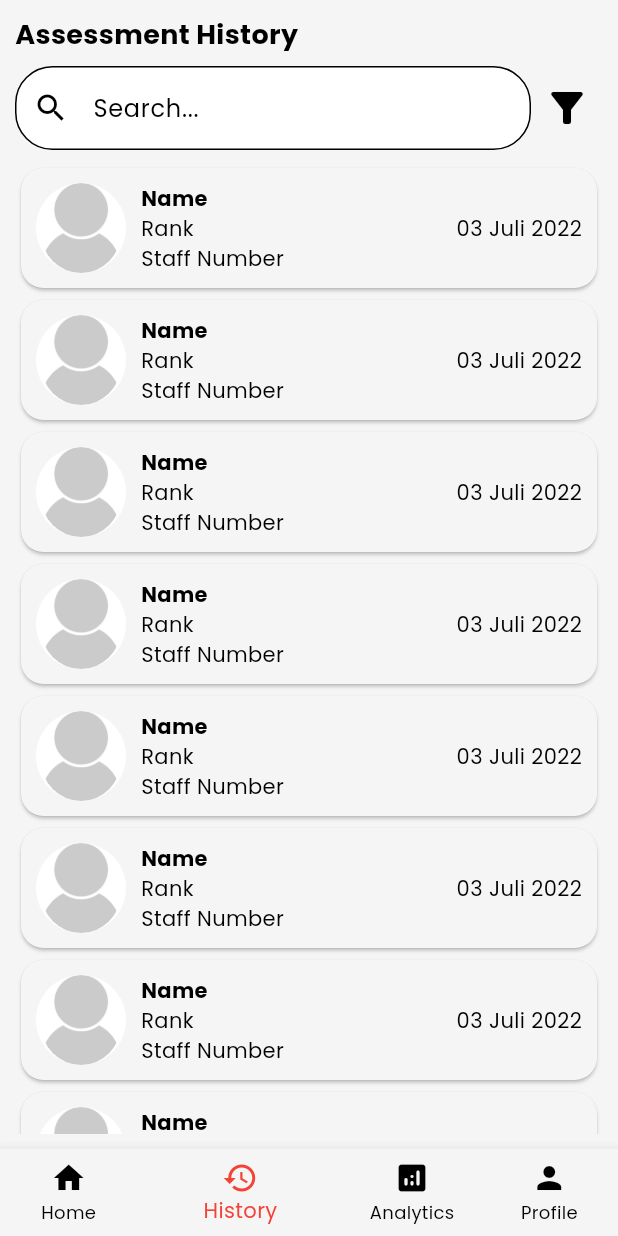
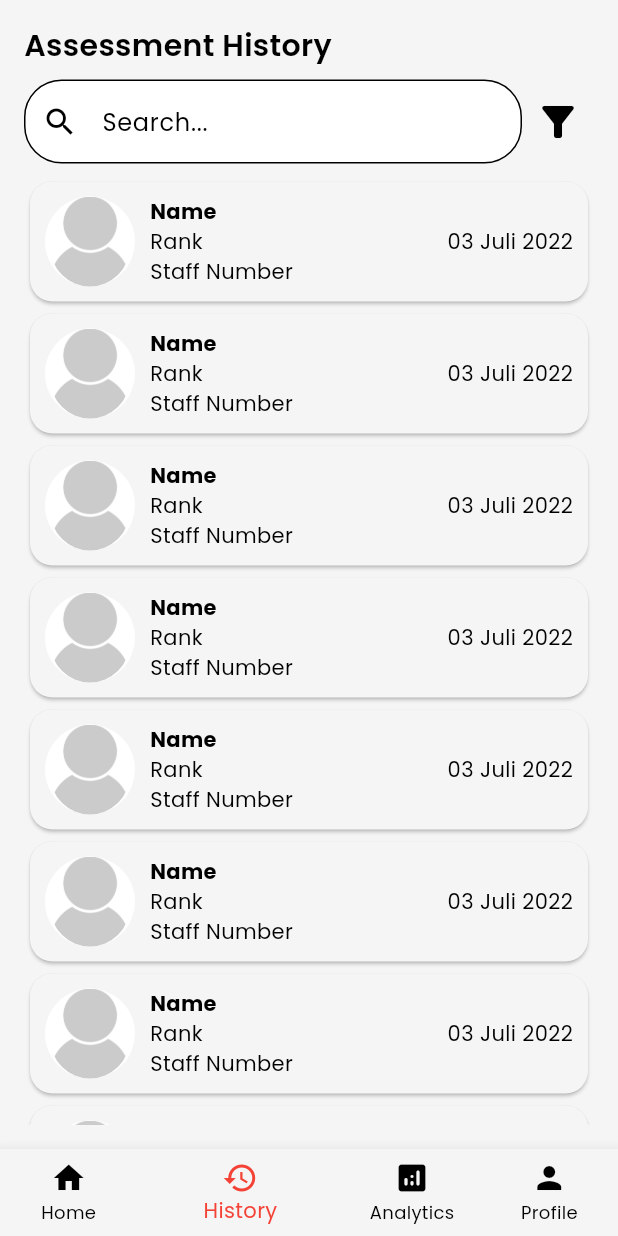
Before and after one commit to YosuaPWH/ts_one, a Flutter app: the MainView screen opened by its route, item 2 of the bottom bar chosen, on a phone screen of 412 x 824 dp. Run offline on Flutter 3.47's test engine with Material 2 defaults, Android fonts, the phone set to English and light mode, and no system bars; our stand-ins replace cloud_firestore, email_validator, firebase_auth, firebase_core, firebase_storage, flutter_expandable_fab and 9 more; missing offline and left inert: googleapis, hand_signature; accounts and stored records are empty; generated files the repository leaves out were written again.

```diff
--- a/lib/data/assessments/assessment_results.dart
+++ b/lib/data/assessments/assessment_results.dart
@@ -47,7 +47,7 @@ class AssessmentResults{
 
   String id = Util.defaultStringIfNull;
   String typeOfAssessment = Util.defaultStringIfNull;
-  DateTime date = DateTime.now();
+  DateTime date = Util.getCurrentDateWithoutTime();
 
   int examinerStaffIDNo = Util.defaultIntIfNull;
   DateTime licenseExpiry = Util.defaultDateIfNull;
--- a/lib/data/assessments/new_assessment.dart
+++ b/lib/data/assessments/new_assessment.dart
@@ -52,7 +52,7 @@ class NewAssessment with ChangeNotifier {
   ];
 
   String typeOfAssessment = "";
-  DateTime assessmentDate = DateTime.now();
+  DateTime assessmentDate = Util.getCurrentDateWithoutTime();
 
   // instructor
   int idNoInstructor = Util.defaultIntIfNull;
--- a/lib/presentation/view/assessment/new_assessment_candidate.dart
+++ b/lib/presentation/view/assessment/new_assessment_candidate.dart
@@ -567,7 +567,8 @@ class _NewAssessmentCandidateState extends State<NewAssessmentCandidate> {
   void _showSelectDatePicker(BuildContext context) async {
     final DateTime? picked = await showDatePicker(
       context: context,
-      initialDate: DateTime.now(),
+      // take only date
+      initialDate: _newAssessment.assessmentDate,
       firstDate: DateTime(2006),
       lastDate: DateTime(2099),
       helpText: "Select assessment date",
--- a/lib/presentation/view/history/history_screen.dart
+++ b/lib/presentation/view/history/history_screen.dart
@@ -5,6 +5,7 @@ import 'package:ts_one/di/locator.dart';
 import 'package:ts_one/presentation/routes.dart';
 import 'package:ts_one/presentation/shared_components/card_user.dart';
 import 'package:ts_one/presentation/shared_components/search_component.dart';
+import 'package:ts_one/presentation/theme.dart';
 
 class HistoryScreen extends StatefulWidget {
   const HistoryScreen({super.key});
@@ -27,18 +28,15 @@ class _HistoryScreenState extends State<HistoryScreen> {
   Widget build(BuildContext context) {
     return SafeArea(
       child: Padding(
-        padding: const EdgeInsets.all(10),
+        padding: const EdgeInsets.all(16),
         child: Column(
           children: <Widget>[
             Row(
               mainAxisAlignment: MainAxisAlignment.spaceBetween,
               children: [
-                const Text(
+                Text(
                   "Assessment History",
-                  style: TextStyle(
-                    fontWeight: FontWeight.bold,
-                    fontSize: 18,
-                  ),
+                  style: tsOneTextTheme.headlineLarge
                 ),
                 userPreferences.getPrivileges().contains(UserModel.keyPrivilegeManageFormAssessment) ?
                 Row(
--- a/lib/util/util.dart
+++ b/lib/util/util.dart
@@ -10,7 +10,7 @@ class Util{
   }
 
   // this is used to set the default date if the date is null
-  static DateTime defaultDateIfNull = DateTime(1999, 9, 9, 9, 9, 9, 9, 9);
+  static DateTime defaultDateIfNull = DateTime(1993, 12, 20, 9, 9, 9, 9, 9);
 
   // this is used to set the default string if the string is null
   static const String defaultStringIfNull = "";
@@ -20,6 +20,11 @@ class Util{
 
   // this is used to set the default double if the double is null
   static const double defaultDoubleIfNull = 0.0;
+
+  static DateTime getCurrentDateWithoutTime() {
+    DateTime now = DateTime.now();
+    return DateTime(now.year, now.month, now.day);
+  }
 }
 
 extension StringCasingExtension on String {
```
Also changed, not shown: lib/domain/assessment_results_repo.dart (+35 -2 lines).
